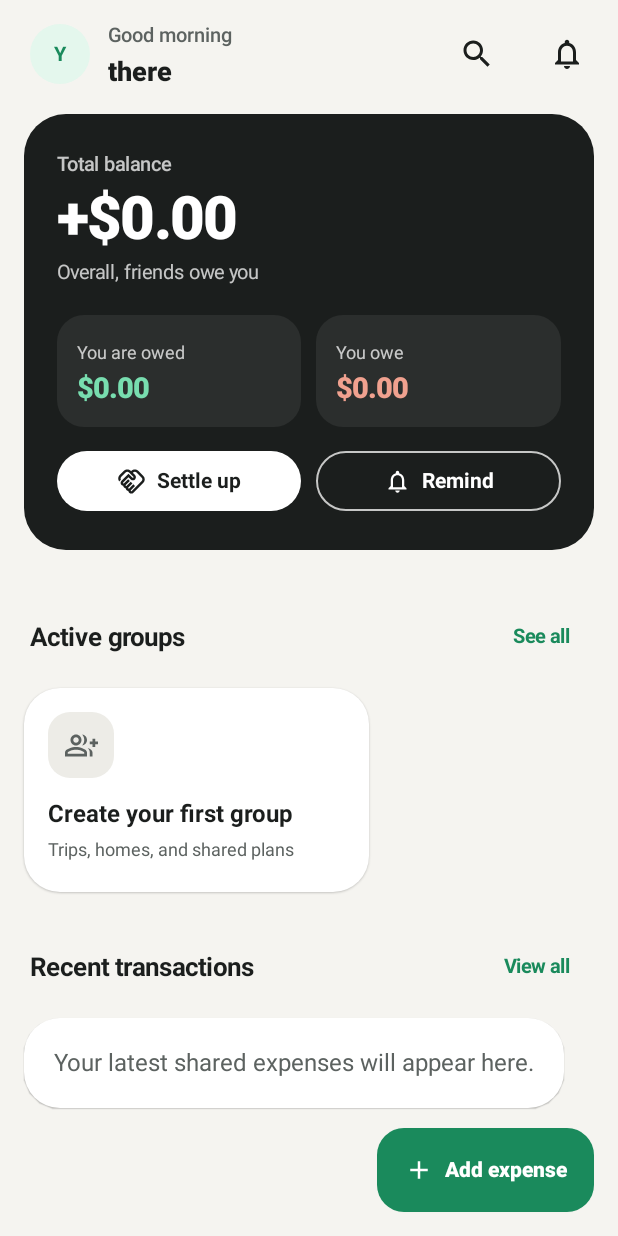
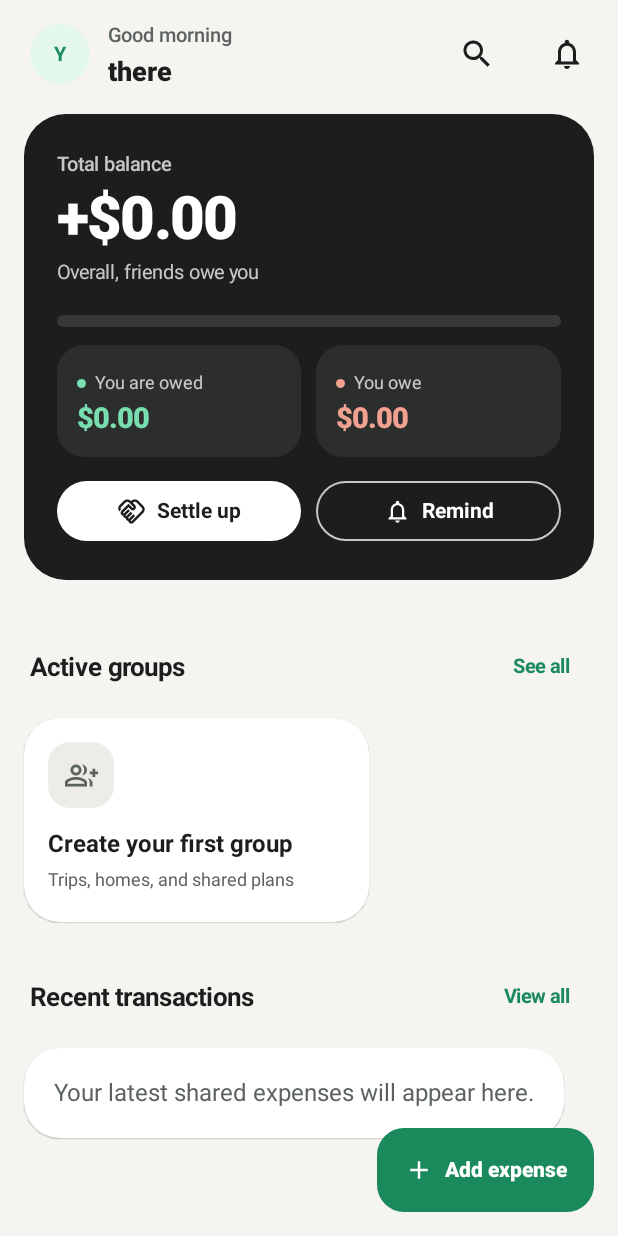
Before and after one commit to nhamidn/SplitTheBills, an Android app built with Jetpack Compose: the composable HomeScreen shown on its own in the app's theme, on a phone screen of 412 x 824 dp. Run offline under Robolectric (Android 15) with nearby library versions, the phone set to English and light mode, and no system bars; our stand-ins replace Dagger/Hilt's generated code; pictures from the network do not load; 1 statement that could not run was skipped.

Commit message:
Add balance share bar and matching legend dots

```diff
--- a/app/src/main/java/com/dts/splitthebill/ui/SplitTheBillsApp.kt
+++ b/app/src/main/java/com/dts/splitthebill/ui/SplitTheBillsApp.kt
@@ -102,6 +102,7 @@ import androidx.compose.ui.Alignment
 import androidx.compose.ui.Modifier
 import androidx.compose.ui.graphics.Color
 import androidx.compose.ui.graphics.vector.ImageVector
+import androidx.compose.ui.draw.clip
 import androidx.compose.ui.platform.testTag
 import androidx.compose.ui.platform.LocalContext
 import androidx.compose.ui.platform.LocalDensity
@@ -503,7 +504,23 @@ private fun BalanceHero(balance: Long, owed: Long, owe: Long, group: GroupDetail
             Text("Total balance", color = colors.supporting, fontSize = 13.sp, fontWeight = FontWeight.SemiBold)
             Text(formatMinorSigned(balance, group), color = if (balance >= 0) colors.content else colors.negative, fontSize = 40.sp, fontWeight = FontWeight.ExtraBold, letterSpacing = (-1.2).sp)
             Text(if (balance >= 0) "Overall, friends owe you" else "Overall, you owe friends", color = colors.supporting, fontSize = 13.sp)
-            Row(Modifier.fillMaxWidth().padding(top = 16.dp), horizontalArrangement = Arrangement.spacedBy(10.dp)) {
+            val totalShares = owed.toDouble() + owe.toDouble()
+            Row(
+                modifier = Modifier.fillMaxWidth().padding(top = 16.dp).height(8.dp)
+                    .clip(CircleShape)
+                    .background(colors.content.copy(alpha = 0.12f))
+                    .semantics {
+                        contentDescription = "You are owed ${formatMinor(owed, group)}; you owe ${formatMinor(owe, group)}"
+                    },
+            ) {
+                if (owed > 0L) {
+                    Box(Modifier.weight((owed / totalShares).toFloat()).fillMaxHeight().background(colors.positive))
+                }
+                if (owe > 0L) {
+                    Box(Modifier.weight((owe / totalShares).toFloat()).fillMaxHeight().background(colors.negative))
+                }
+            }
+            Row(Modifier.fillMaxWidth().padding(top = 12.dp), horizontalArrangement = Arrangement.spacedBy(10.dp)) {
                 DarkMetric("You are owed", owed, colors.positive, group, Modifier.weight(1f))
                 DarkMetric("You owe", owe, colors.negative, group, Modifier.weight(1f))
             }
@@ -524,7 +541,10 @@ private fun DarkMetric(label: String, amount: Long, color: Color, group: GroupDe
     val colors = LocalBalanceCardColors.current
     Surface(modifier, color = colors.content.copy(alpha = 0.07f), contentColor = colors.content, shape = RoundedCornerShape(18.dp)) {
         Column(Modifier.padding(13.dp)) {
-            Text(label, color = colors.supporting, fontSize = 12.sp)
+            Row(verticalAlignment = Alignment.CenterVertically, horizontalArrangement = Arrangement.spacedBy(6.dp)) {
+                Box(Modifier.size(6.dp).background(color, CircleShape))
+                Text(label, color = colors.supporting, fontSize = 12.sp)
+            }
             Text(formatMinor(amount, group), color = color, fontSize = 19.sp, fontWeight = FontWeight.ExtraBold)
         }
     }
```
